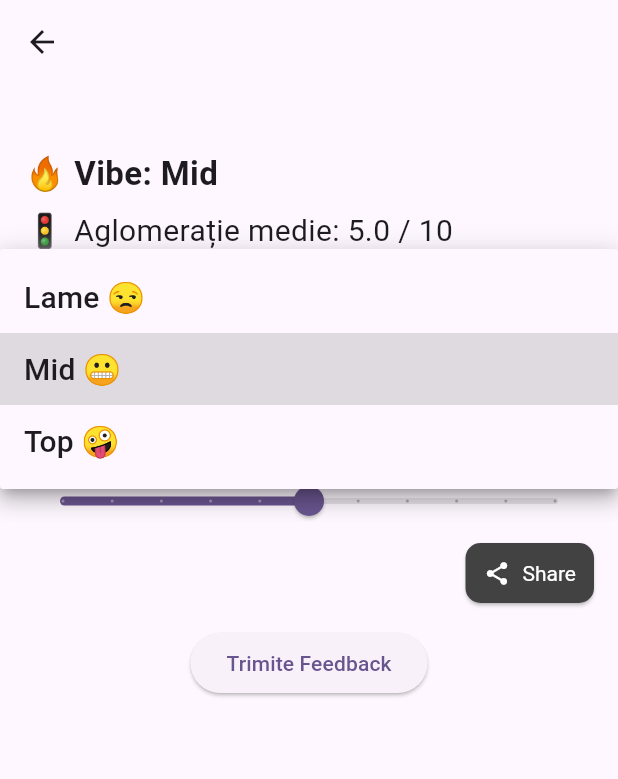
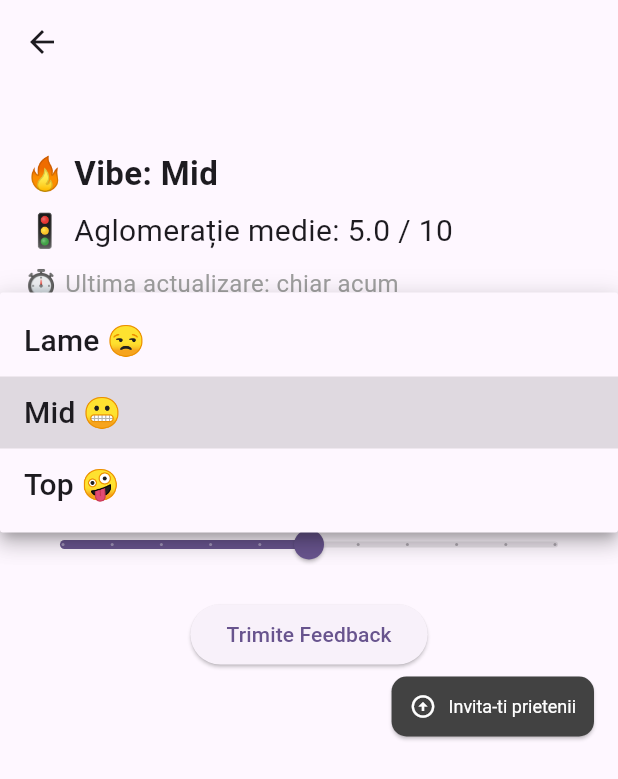
Before and after one commit to PoisonFeather/drinkapptest, a Flutter app: the FeedbackScreen screen opened directly with empty values, after a tap on "Trimite Feedback", after a tap on "Mid 😬", on a phone screen of 412 x 824 dp. Shown: the top 779 px of the screen. Run offline on Flutter 3.47's test engine with Material 3 defaults, Android fonts, the phone set to English and light mode, and no system bars; our stand-ins replace cloud_firestore, firebase_core, geolocator, google_maps_flutter, share_plus; accounts and stored records are empty; network calls fail.

Commit message:
un pic la aspect la pagina de feedback

```diff
--- a/lib/screens/feedback_screen.dart
+++ b/lib/screens/feedback_screen.dart
@@ -92,7 +92,7 @@
       await _loadStats();
       if (mounted) {
         ScaffoldMessenger.of(context).showSnackBar(
-          const SnackBar(content: Text('Feedback trimis cu succes!')),
+          const SnackBar(content: Text('Vibe-uri trimise cu succes!')),
         );
       }
     } catch (e) {
@@ -162,6 +162,7 @@
                 ),
               const SizedBox(height: 20),
             ],
+            Text("Care-i vibe-ul?", style: const TextStyle(fontSize: 20)),
             DropdownButton<String>(
               value: _selectedVibe,
               onChanged: (value) => setState(() => _selectedVibe = value!),
@@ -190,7 +191,13 @@
               label: _crowdedness.round().toString(),
               onChanged: (value) => setState(() => _crowdedness = value),
             ),
+            const SizedBox(height: 12),
+            ElevatedButton(
+              onPressed: _submitFeedback,
+              child: const Text('Trimite Feedback'),
+            ),
             Align(
+              //share button
               alignment: Alignment.centerRight,
               child: ElevatedButton.icon(
                 onPressed: () {
@@ -202,8 +209,11 @@
 ''';
                   Share.share(shareText);
                 },
-                icon: const Icon(Icons.share, size: 18),
-                label: const Text('Share'),
+                icon: const Icon(Icons.arrow_circle_up_outlined, size: 18),
+                label: const Text(
+                  'Invita-ti prietenii',
+                  style: const TextStyle(fontSize: 12),
+                ),
                 style: ElevatedButton.styleFrom(
                   backgroundColor: Colors.grey[800],
                   foregroundColor: Colors.white,
@@ -218,11 +228,6 @@
                 ),
               ),
             ),
-            const SizedBox(height: 12),
-            ElevatedButton(
-              onPressed: _submitFeedback,
-              child: const Text('Trimite Feedback'),
-            ),
           ],
         ),
       ),
```
